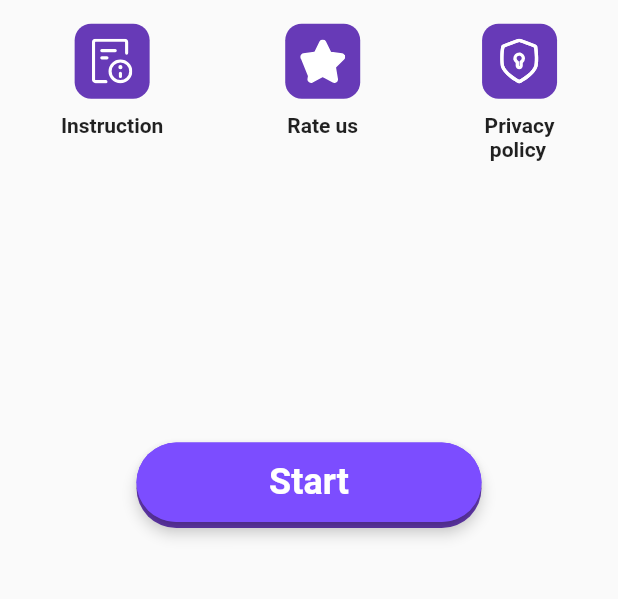
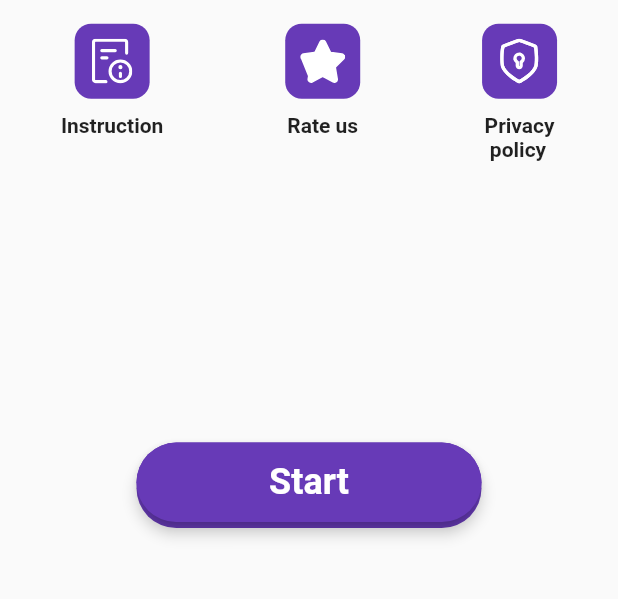
Before and after one commit to Kolyanchik1115/mod_test, a Flutter app: the HomePage screen opened by its route, after a tap on "Start", on a phone screen of 412 x 824 dp, the part 460-1059 px from its top. Run offline on Flutter 3.47's test engine with Material 2 defaults, Android fonts, the phone set to English and light mode, and no system bars; our stand-ins replace flutter_svg, google_mobile_ads, open_file, shared_preferences; missing offline and left inert: device_apps, flutter_flurry_sdk; accounts and stored records are empty.

Commit message:
ref buttons and dialogs shadows add gradient to dialog container

```diff
--- a/lib/pages/home/home_page.dart
+++ b/lib/pages/home/home_page.dart
@@ -90,7 +90,7 @@ class HomePage extends StatelessWidget {
                   (route) => true,
                 );
               },
-              color: Colors.deepPurpleAccent,
+              color: Colors.deepPurple,
               title: const Text(
                 'Start',
                 style: TextStyle(
--- a/lib/pages/install/install_page.dart
+++ b/lib/pages/install/install_page.dart
@@ -37,23 +37,7 @@ class InstallPage extends StatelessWidget {
             ),
           ),
           const SizedBox(height: 20),
-          AppButtonWidget(
-            onPressed: () {
-              Flurry.logEvent('Pressed INSTALL button');
-              showDialog(
-                context: context,
-                builder: (_) => const AdDialog(),
-              );
-            },
-            color: Colors.deepPurple,
-            title: const Text(
-              'INSTALL',
-              style:
-                  TextStyle(color: Colors.white, fontWeight: FontWeight.bold),
-            ),
-            height: 60,
-            width: 250,
-          ),
+          buildInstallButtonWidget(context),
           const SizedBox(
             height: 25,
           ),
@@ -134,8 +118,29 @@ class InstallPage extends StatelessWidget {
               ],
             ),
           ),
+          buildInstallButtonWidget(context),
         ],
       ),
     );
   }
+
+  AppButtonWidget buildInstallButtonWidget(BuildContext context) {
+    return AppButtonWidget(
+          onPressed: () {
+            Flurry.logEvent('Pressed INSTALL button');
+            showDialog(
+              context: context,
+              builder: (_) => const AdDialog(),
+            );
+          },
+          color: Colors.deepPurple,
+          title: const Text(
+            'INSTALL',
+            style:
+                TextStyle(color: Colors.white, fontWeight: FontWeight.bold),
+          ),
+          height: 60,
+          width: 250,
+        );
+  }
 }
--- a/lib/pages/install/widgets/ad_dialog.dart
+++ b/lib/pages/install/widgets/ad_dialog.dart
@@ -7,10 +7,17 @@ class AdDialog extends StatelessWidget {
 
   @override
   Widget build(BuildContext context) {
-    return const DialogContainer(
-      description:
-          Text('To install a mod in\nMinecraft, you need\nto watch a video ad'),
-      button: RewardedAdButton(),
+    return DialogContainer(
+      child:
+          Column(
+
+            children: const [
+              Text('To install a mod in\nMinecraft, you need\nto watch a video ad'),
+              SizedBox(height: 36),
+              RewardedAdButton(),
+            ],
+          ),
+
     );
   }
 }
--- a/lib/pages/widgets/button_widget.dart
+++ b/lib/pages/widgets/button_widget.dart
@@ -1,4 +1,6 @@
 import 'package:flutter/material.dart';
+
+import 'shadow_container.dart';
 
 class AppButtonWidget extends StatelessWidget {
   final Color? shadowColor;
@@ -21,20 +23,11 @@ class AppButtonWidget extends StatelessWidget {
   @override
   Widget build(BuildContext context) {
     return Center(
-      child: Container(
-        width: width,
+      child: ShadowContainer(
+        width: width ?? double.infinity,
         height: height,
-        decoration: BoxDecoration(
-          color: color,
-          borderRadius: BorderRadius.circular(height / 2),
-          boxShadow: [
-            BoxShadow(
-              color: shadowColor ?? Colors.transparent,
-              offset: const Offset(0, 4),
-              blurRadius: 0,
-            ),
-          ],
-        ),
+        color: color,
+        shadowColor: shadowColor ?? color,
         child: ElevatedButton(
           style: ElevatedButton.styleFrom(
             backgroundColor: color,
@@ -45,8 +38,7 @@ class AppButtonWidget extends StatelessWidget {
           ),
           onPressed: onPressed,
           child: title,
-        ),
-      ),
+        ),),
     );
   }
 }
--- a/lib/pages/widgets/dialog_container.dart
+++ b/lib/pages/widgets/dialog_container.dart
@@ -1,23 +1,35 @@
 import 'package:flutter/material.dart';
 import 'package:flutter_svg/flutter_svg.dart';
+import 'package:mod_test/pages/widgets/shadow_container.dart';
 import 'package:mod_test/resources/app_icons.dart';
 
 class DialogContainer extends StatelessWidget {
-  final Widget? button;
-  final Widget description;
 
-  const DialogContainer({Key? key, this.button, required this.description}) : super(key: key);
+  final Widget child;
+
+  const DialogContainer({Key? key, required this.child})
+      : super(key: key);
 
   @override
   Widget build(BuildContext context) {
     return Dialog(
+      elevation: 0,
       shape: RoundedRectangleBorder(
         borderRadius: BorderRadius.circular(30),
       ),
-      child: SizedBox(
-        height: 180,
+      child: ShadowContainer(
+        borderRadius: 30,
+        gradient: const LinearGradient(
+          begin: Alignment.topCenter,
+          end: Alignment.bottomCenter,
+          colors: [
+            Colors.white,
+            Color.fromRGBO(224, 214, 255, 1)
+          ],
+        ),
+        shadowColor: Color.fromRGBO(205, 155, 255, 1),
         child: Padding(
-          padding: const EdgeInsets.all(10),
+          padding: const EdgeInsets.all(15),
           child: Column(
             mainAxisSize: MainAxisSize.min,
             mainAxisAlignment: MainAxisAlignment.spaceBetween,
@@ -33,10 +45,10 @@ class DialogContainer extends StatelessWidget {
                   ),
                 ),
               ),
-              description,
-              const SizedBox(height: 20),
-              button ?? const SizedBox.shrink(),
-              const SizedBox.shrink(),
+              Padding(
+                padding: const EdgeInsets.all(42.0),
+                child: child,
+              ),
             ],
           ),
         ),
--- a/lib/pages/widgets/rate_us.dart
+++ b/lib/pages/widgets/rate_us.dart
@@ -1,5 +1,7 @@
 import 'package:flutter/material.dart';
 import 'package:flutter_svg/flutter_svg.dart';
+import 'package:mod_test/pages/widgets/button_widget.dart';
+import 'package:mod_test/pages/widgets/dialog_container.dart';
 import 'package:mod_test/resources/app_consts.dart';
 import 'package:mod_test/resources/app_icons.dart';
 import 'package:mod_test/services/review_service.dart';
@@ -18,34 +20,18 @@ class _RatingDialogState extends State<RatingDialog> {
 
   @override
   Widget build(BuildContext context) {
-    return Dialog(
-      shape: RoundedRectangleBorder(
-        borderRadius: BorderRadius.circular(30),
-      ),
-      child: Padding(
-        padding: const EdgeInsets.all(20.0),
+    return DialogContainer(
       child: Column(
         mainAxisSize: MainAxisSize.min,
         children: [
-            Align(
-              alignment: Alignment.topRight,
-              child: GestureDetector(
-                onTap: () {
-                  ReviewService.toggle();
-                  Navigator.of(context).pop();
-                },
-                child: SvgPicture.asset(
-                  AppIcons.close,
-                ),
-              ),
-            ),
           const Text(
             'Please rate the app.\n Your feedback is very\n important to us',
             textAlign: TextAlign.center,
           ),
-            const SizedBox(height: 20.0),
-            Row(
-              mainAxisAlignment: MainAxisAlignment.center,
+          Padding(
+            padding: const EdgeInsets.symmetric(vertical: 25),
+            child: Row(
+              mainAxisAlignment: MainAxisAlignment.spaceBetween,
               children: List.generate(
                 5,
                 (index) => GestureDetector(
@@ -68,21 +54,12 @@ class _RatingDialogState extends State<RatingDialog> {
                 ),
               ),
             ),
-            const SizedBox(height: 20.0),
-            SizedBox(
-              width: double.infinity,
+          ),
+          AppButtonWidget(
+            color: Colors.deepPurple,
+            title: Text(rateButtonText),
             height: 55,
-              child: ElevatedButton(
-                style: const ButtonStyle(
-                  backgroundColor: MaterialStatePropertyAll(Colors.deepPurple),
-                  shape: MaterialStatePropertyAll(
-                    RoundedRectangleBorder(
-                      borderRadius: BorderRadius.all(
-                        Radius.circular(50),
-                      ),
-                    ),
-                  ),
-                ),
+            width: 230,
             onPressed: () async {
               Navigator.pop(context);
               if (_currentRating >= 4) {
@@ -103,13 +80,8 @@ class _RatingDialogState extends State<RatingDialog> {
               }
               ReviewService.setRating(_currentRating);
             },
-                child: Text(
-                  rateButtonText,
-                ),
-              ),
           ),
         ],
-        ),
       ),
     );
   }
--- /dev/null
+++ b/lib/pages/widgets/shadow_container.dart
@@ -0,0 +1,43 @@
+import 'package:flutter/material.dart';
+
+class ShadowContainer extends StatelessWidget {
+  const ShadowContainer({
+    super.key,
+    this.width,
+    this.height,
+    required this.shadowColor,
+    required this.child,
+    this.borderRadius,
+    this.gradient, this.color,
+  });
+
+  final double? width;
+  final double? height;
+  final Color shadowColor;
+  final Color? color;
+  final double? borderRadius;
+  final Gradient? gradient;
+
+  final Widget child;
+
+  @override
+  Widget build(BuildContext context) {
+    return Container(
+      width: width,
+      height: height,
+      decoration: BoxDecoration(
+        gradient: gradient,
+        color: color ?? Colors.white,
+        borderRadius: BorderRadius.circular(borderRadius ?? height ?? 0 / 2),
+        boxShadow: [
+          BoxShadow(
+            color: shadowColor,
+            offset: const Offset(0, 4),
+            blurRadius: 0,
+          ),
+        ],
+      ),
+      child: child,
+    );
+  }
+}
```
Lines whose indentation alone changed are shown as unchanged.
